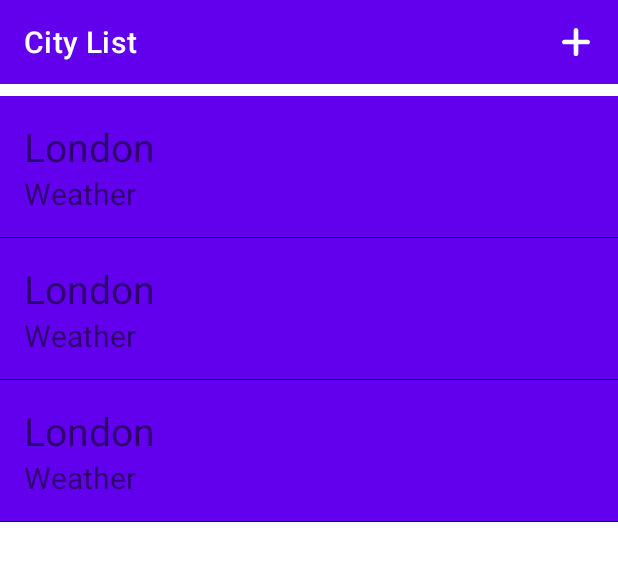
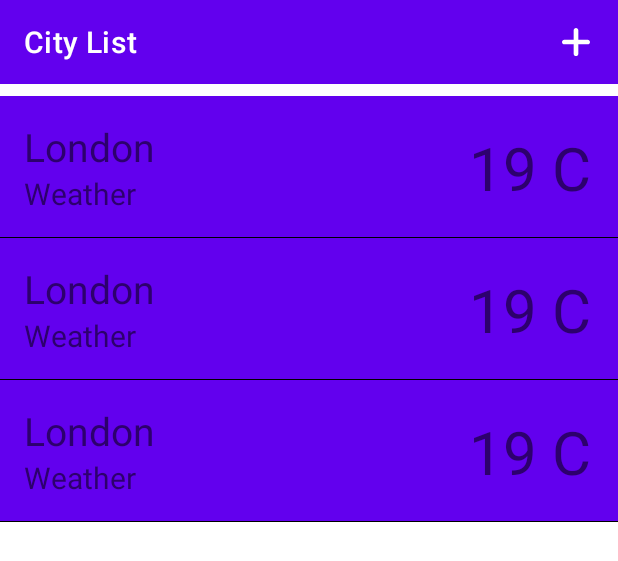
Before and after one commit to Nurtileu044/WeatherApp, an Android app: the layout fragment_city_list.xml on its own in the app's theme, with its tools: preview values and no code run, on a phone screen of 412 x 824 dp. Shown: the top 561 px of the screen. Run offline under Robolectric (Android 15) with nearby library versions, the phone set to English and light mode, and no system bars.

Commit message:
temperature of each city is added

```diff
--- a/app/src/main/java/kz/ablazim/weatherapp/base/model/CityWeatherInfo.kt
+++ b/app/src/main/java/kz/ablazim/weatherapp/base/model/CityWeatherInfo.kt
@@ -2,5 +2,6 @@ package kz.ablazim.weatherapp.base.model
 
 data class CityWeatherInfo(
     val cityName: String,
-    val weather: String
+    val weather: String,
+    val temperature: String
 )
--- a/app/src/main/java/kz/ablazim/weatherapp/data/WeatherApi.kt
+++ b/app/src/main/java/kz/ablazim/weatherapp/data/WeatherApi.kt
@@ -17,7 +17,11 @@ class WeatherApi(private val service: WeatherService) : CityWeatherRemoteGateway
             long = longitude,
             appId = API_KEY
         )
-        return CityWeatherInfo(cityName = weather.name, weather = weather.sys.country)
+        return CityWeatherInfo(
+            cityName = weather.name,
+            weather = weather.weather[0].main,
+            temperature = (weather.main.temp - 272.15).toInt().toString()
+        )
     }
 
     override suspend fun getLocationByName(
--- a/app/src/main/java/kz/ablazim/weatherapp/presentation/CityListAdapter.kt
+++ b/app/src/main/java/kz/ablazim/weatherapp/presentation/CityListAdapter.kt
@@ -28,6 +28,7 @@ class CityListAdapter(private val onItemClicked: (info: CityWeatherInfo) -> Unit
             with(viewBinding) {
                 cityNameTextView.text = item.cityName
                 weatherTextView.text = item.weather
+                temperatureTextView.text = "${item.temperature} C"
             }
         }
     }
--- a/app/src/main/java/kz/ablazim/weatherapp/presentation/CityListFragment.kt
+++ b/app/src/main/java/kz/ablazim/weatherapp/presentation/CityListFragment.kt
@@ -4,6 +4,7 @@ import android.os.Bundle
 import android.view.View
 import androidx.core.view.isVisible
 import androidx.fragment.app.Fragment
+import androidx.recyclerview.widget.DefaultItemAnimator
 import kz.ablazim.weatherapp.R
 import kz.ablazim.weatherapp.databinding.FragmentCityListBinding
 import kz.ablazim.weatherapp.extensions.observeNotNull
@@ -30,6 +31,7 @@ class CityListFragment : Fragment(R.layout.fragment_city_list), NewCityDialogCal
                 true
             }
             citiesRecyclerView.adapter = cityListAdapter
+            citiesRecyclerView.itemAnimator = DefaultItemAnimator()
 
             viewModel.progressLoading.observeNotNull(viewLifecycleOwner) { isLoading ->
                 progressStateView.isVisible = isLoading
--- a/app/src/main/res/layout/item_city.xml
+++ b/app/src/main/res/layout/item_city.xml
@@ -29,6 +29,17 @@
         app:layout_constraintTop_toBottomOf="@id/cityNameTextView"
         tools:text="Weather" />
 
+    <TextView
+        android:id="@+id/temperatureTextView"
+        android:layout_width="wrap_content"
+        android:layout_height="wrap_content"
+        android:layout_marginEnd="18dp"
+        android:textSize="40sp"
+        app:layout_constraintBottom_toBottomOf="@id/weatherTextView"
+        app:layout_constraintEnd_toEndOf="parent"
+        app:layout_constraintTop_toTopOf="@id/cityNameTextView"
+        tools:text="19 C" />
+
     <View
         android:id="@+id/divider"
         android:layout_width="match_parent"
```
